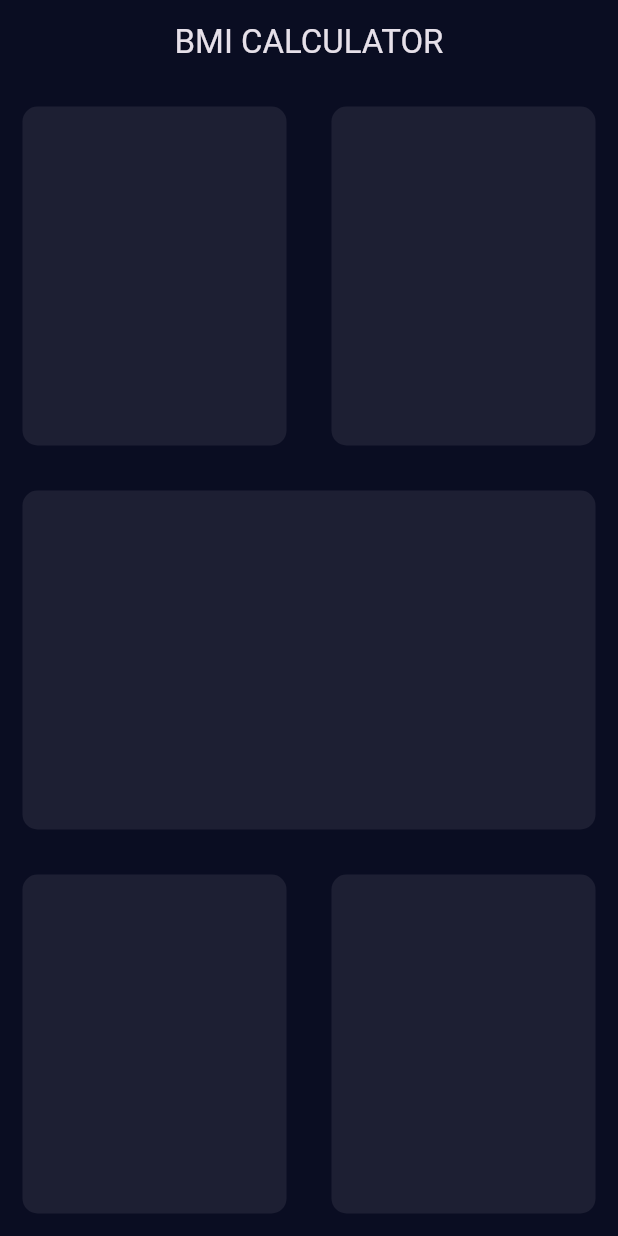
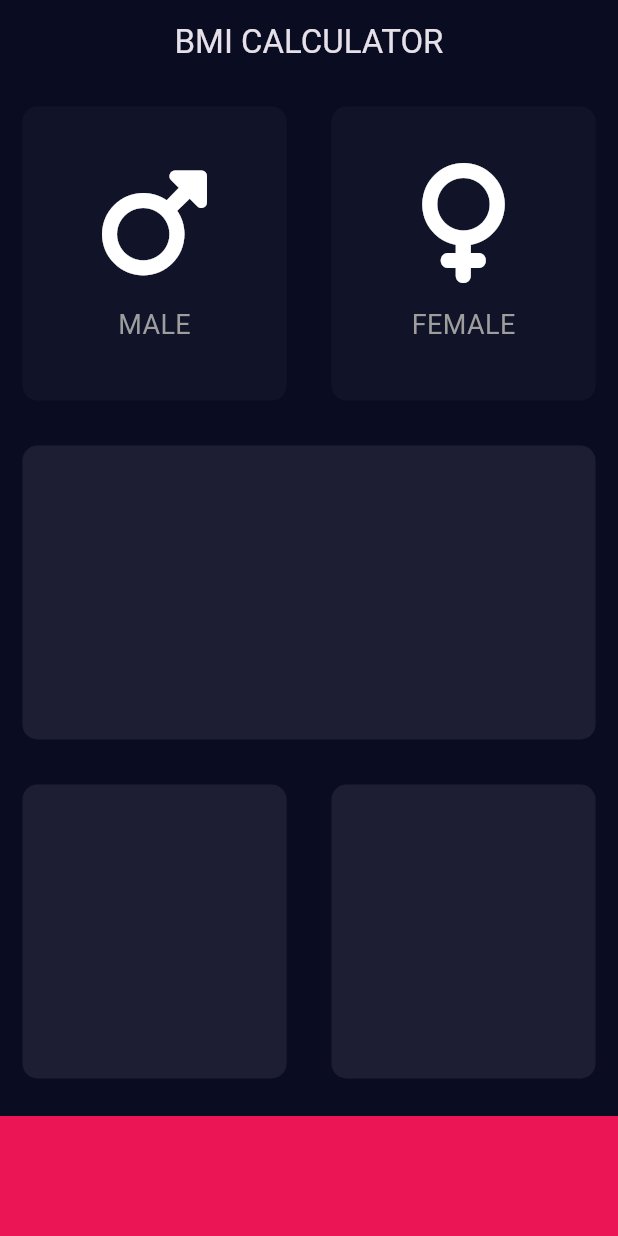
Before and after one commit to kevin-nemo74/bmi, a Flutter app: the screen it shows after launch, on a phone screen of 412 x 824 dp. Run offline on Flutter 3.47's test engine with Material 3 defaults, Android fonts, the phone set to English and light mode, and no system bars; our stand-ins replace font_awesome_flutter.

Commit message:
second session

```diff
--- /dev/null
+++ b/lib/ContainerCard.dart
@@ -0,0 +1,18 @@
+import 'package:flutter/material.dart';
+
+class containerCard extends StatelessWidget {
+  containerCard({required this.colour1, required this.cardChild});
+  final Color colour1;
+  final Widget cardChild;
+  @override
+  Widget build(BuildContext context) {
+    return Container(
+      child: cardChild,
+      margin: EdgeInsets.all(15),
+      decoration: BoxDecoration(
+        color: colour1,
+        borderRadius: BorderRadius.circular(10),
+      ),
+    );
+  }
+}
--- /dev/null
+++ b/lib/ContentCard.dart
@@ -0,0 +1,27 @@
+import 'package:flutter/material.dart';
+
+class ContentCard extends StatelessWidget {
+  ContentCard({required this.textString, required this.awesom});
+  String textString;
+  IconData awesom;
+
+  @override
+  Widget build(BuildContext context) {
+    return Column(
+      mainAxisAlignment: MainAxisAlignment.center,
+      children: [
+        Icon(
+          awesom,
+          size: 80,
+        ),
+        SizedBox(
+          height: 15,
+        ),
+        Text(
+          textString,
+          style: TextStyle(fontSize: 18, color: Colors.grey),
+        ),
+      ],
+    );
+  }
+}
--- a/lib/input.dart
+++ b/lib/input.dart
@@ -1,4 +1,18 @@
 import 'package:flutter/material.dart';
+import 'package:font_awesome_flutter/font_awesome_flutter.dart';
+
+import 'ContainerCard.dart';
+import 'ContentCard.dart';
+
+const activeColor = Color(0xff1d1e33);
+const inactiveColor = Color(0xff111328);
+const bottomContainerColor = Color(0xffEB1555);
+const containerHeight = 80.0;
+
+enum Gender {
+  male,
+  female,
+}
 
 class InputPage extends StatefulWidget {
   @override
@@ -6,6 +20,28 @@ class InputPage extends StatefulWidget {
 }
 
 class _InputPageState extends State<InputPage> {
+  Color maleColor = inactiveColor;
+  Color femaleColor = inactiveColor;
+
+  void updateColor(Gender selectedGender) {
+    if (selectedGender == Gender.male) {
+      if (maleColor == inactiveColor) {
+        maleColor = activeColor;
+        femaleColor = inactiveColor;
+      } else {
+        maleColor = inactiveColor;
+      }
+    }
+    if (selectedGender == Gender.female) {
+      if (femaleColor == inactiveColor) {
+        femaleColor = activeColor;
+        maleColor = inactiveColor;
+      } else {
+        femaleColor = inactiveColor;
+      }
+    }
+  }
+
   @override
   Widget build(BuildContext context) {
     return Scaffold(
@@ -20,46 +56,71 @@ class _InputPageState extends State<InputPage> {
             child: Row(
               children: [
                 Expanded(
-                    child: containerCard(),
+                  child: GestureDetector(
+                    onTap: () {
+                      setState(() {
+                        updateColor(Gender.male);
+                      });
+                    },
+                    child: containerCard(
+                      colour1: maleColor,
+                      cardChild: ContentCard(
+                        textString: "MALE",
+                        awesom: FontAwesomeIcons.mars,
+                      ),
+                    ),
+                  ),
                 ),
                 Expanded(
-                    child: containerCard(),
+                  child: GestureDetector(
+                    onTap: () {
+                      setState(() {
+                        updateColor(Gender.female);
+                      });
+                    },
+                    child: containerCard(
+                      colour1: femaleColor,
+                      cardChild: ContentCard(
+                        textString: "FEMALE",
+                        awesom: FontAwesomeIcons.venus,
+                      ),
+                    ),
+                  ),
                 ),
               ],
             ),
           ),
           Expanded(
-              child: containerCard(),
+            child: containerCard(
+              colour1: activeColor,
+              cardChild: Container(),
+            ),
           ),
           Expanded(
             child: Row(
               children: [
                 Expanded(
-                    child: containerCard(),
+                  child: containerCard(
+                    colour1: activeColor,
+                    cardChild: Container(),
+                  ),
                 ),
                 Expanded(
-                    child: containerCard(),
+                  child: containerCard(
+                    colour1: activeColor,
+                    cardChild: Container(),
+                  ),
                 ),
               ],
             ),
           ),
+          Container(
+            color: bottomContainerColor,
+            height: containerHeight,
+            margin: EdgeInsets.only(top: 10),
+            width: double.infinity,
+          )
         ],
-        ));
-  }
-}
-
-class containerCard extends StatelessWidget {
-  const containerCard({
-    super.key,
-  });
-
-  @override
-  Widget build(BuildContext context) {
-    return Container(
-      margin: EdgeInsets.all(15),
-      decoration: BoxDecoration(
-        color: Color(0xFF1D1F33),
-        borderRadius: BorderRadius.circular(10),
       ),
     );
   }
--- a/pubspec.yaml
+++ b/pubspec.yaml
@@ -35,6 +35,7 @@ dependencies:
   # The following adds the Cupertino Icons font to your application.
   # Use with the CupertinoIcons class for iOS style icons.
   cupertino_icons: ^1.0.2
+  font_awesome_flutter: ^10.6.0
 
 dev_dependencies:
   flutter_test:
```
Also changed, not shown: pubspec.lock. Lines whose indentation alone changed are shown as unchanged.
